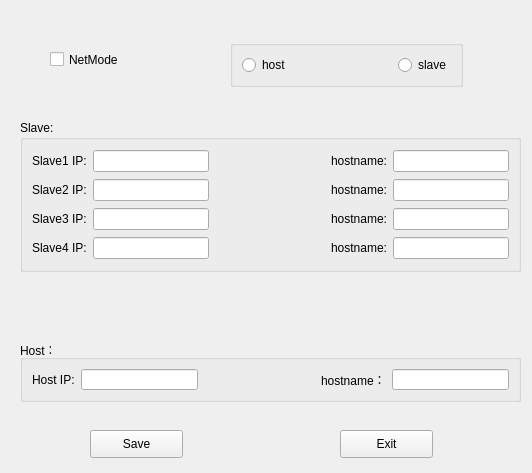
This is source/masterslaveset/ui/masterslaveset.ui in flimmy78/qtverify as Qt 5 draws it before an edit. The edited form follows.
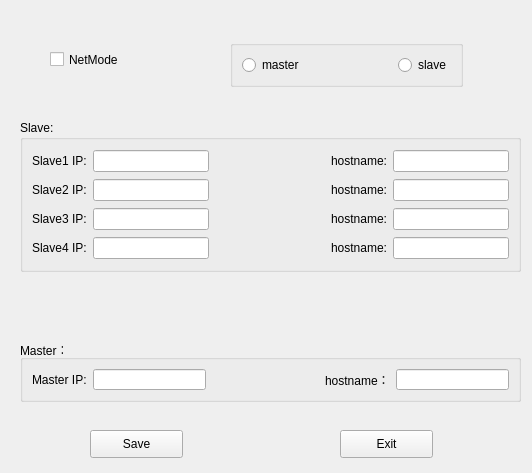
This is the edited form. Custom widgets are drawn as their Qt base class.

```diff
--- a/source/masterslaveset/ui/masterslaveset.ui
+++ b/source/masterslaveset/ui/masterslaveset.ui
@@ -68,7 +68,7 @@
     <item>
      <widget class="QRadioButton" name="hostFlag">
       <property name="text">
-       <string>host</string>
+       <string>master</string>
       </property>
      </widget>
     </item>
@@ -251,13 +251,13 @@
     </rect>
    </property>
    <property name="title">
-    <string>Host：</string>
+    <string>Master：</string>
    </property>
    <layout class="QHBoxLayout" name="horizontalLayout">
     <item>
      <widget class="QLabel" name="label_5">
       <property name="text">
-       <string>Host IP:</string>
+       <string>Master IP:</string>
       </property>
      </widget>
     </item>
```
Left out of the diff: 4 changed lines with no effect on the pictures.
